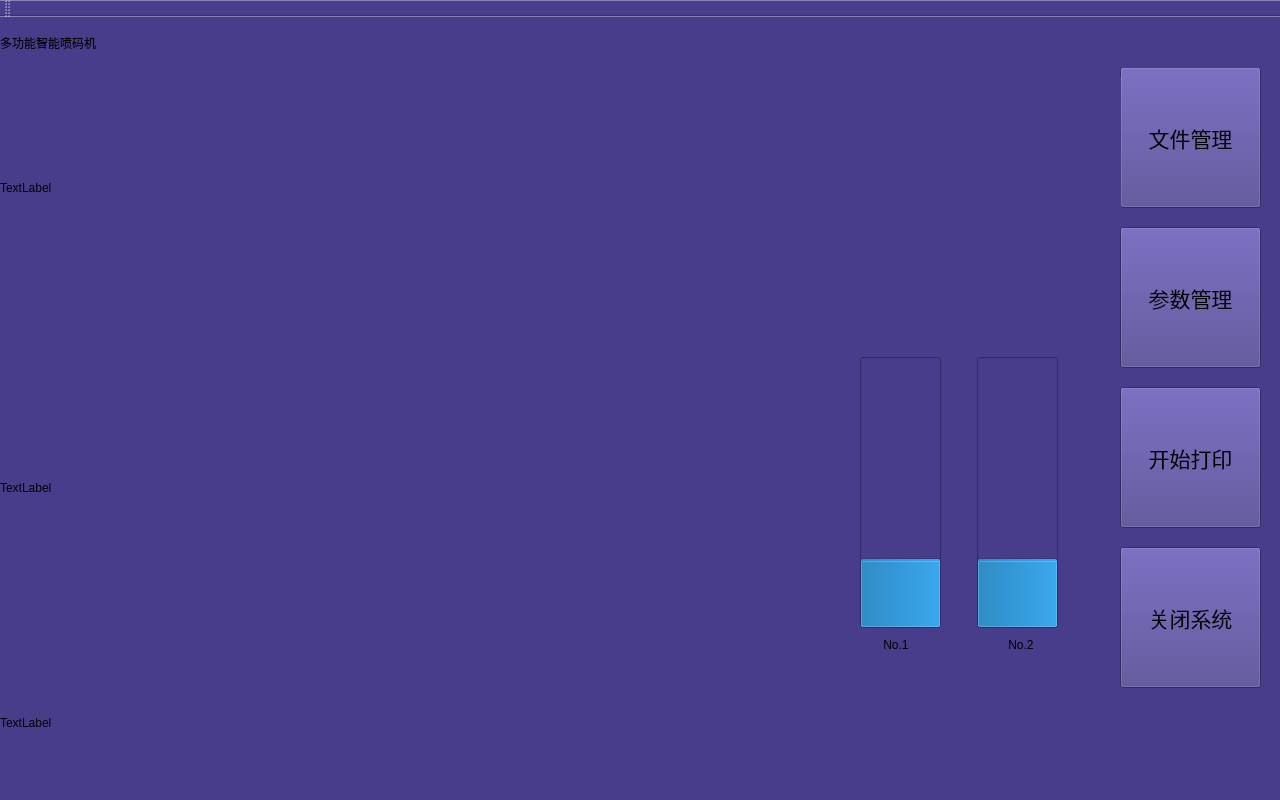
Qt form HighResolutionPrinter/mainwindow.ui (dxphmj/TwoCharPrinter) before a commit.
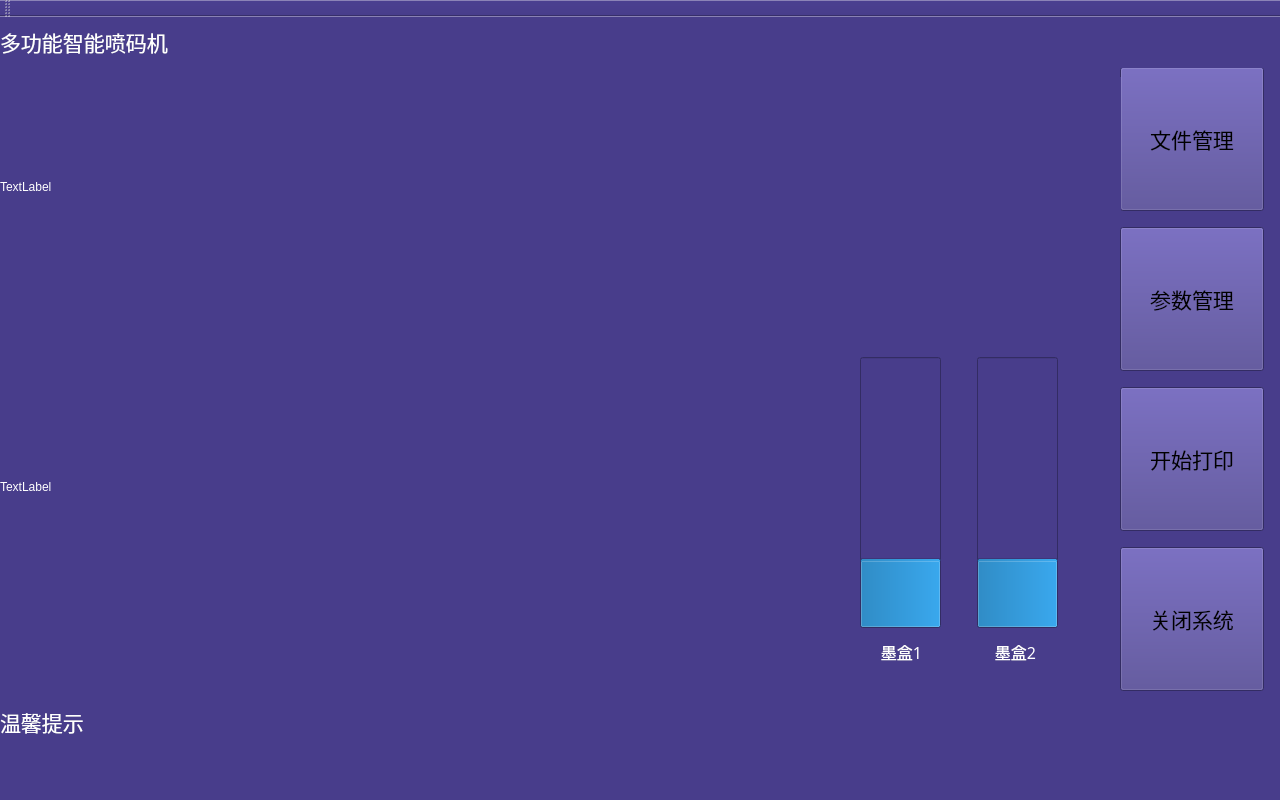
The same form after that commit. Icons and pictures are not drawn.

The edit to the form file:
```diff
--- a/HighResolutionPrinter/mainwindow.ui
+++ b/HighResolutionPrinter/mainwindow.ui
@@ -22,8 +22,8 @@
      <rect>
       <x>1120</x>
       <y>50</y>
-      <width>141</width>
-      <height>141</height>
+      <width>144</width>
+      <height>144</height>
      </rect>
     </property>
     <property name="font">
@@ -57,8 +57,14 @@
       <height>51</height>
      </rect>
     </property>
+    <property name="font">
+     <font>
+      <family>楷体</family>
+      <pointsize>16</pointsize>
+     </font>
+    </property>
     <property name="text">
-     <string>多功能智能喷码机</string>
+     <string>&lt;html&gt;&lt;head/&gt;&lt;body&gt;&lt;p&gt;&lt;span style=&quot; color:#ffffff;&quot;&gt;多功能智能喷码机&lt;/span&gt;&lt;/p&gt;&lt;/body&gt;&lt;/html&gt;</string>
     </property>
     <property name="textFormat">
      <enum>Qt::AutoText</enum>
@@ -80,7 +86,7 @@
      <enum>Qt::LeftToRight</enum>
     </property>
     <property name="text">
-     <string>TextLabel</string>
+     <string>&lt;html&gt;&lt;head/&gt;&lt;body&gt;&lt;p&gt;&lt;span style=&quot; color:#ffffff;&quot;&gt;TextLabel&lt;/span&gt;&lt;/p&gt;&lt;/body&gt;&lt;/html&gt;</string>
     </property>
    </widget>
    <widget class="QLabel" name="printParaLab">
@@ -93,7 +99,7 @@
      </rect>
     </property>
     <property name="text">
-     <string>TextLabel</string>
+     <string>&lt;html&gt;&lt;head/&gt;&lt;body&gt;&lt;p&gt;&lt;span style=&quot; color:#ffffff;&quot;&gt;TextLabel&lt;/span&gt;&lt;/p&gt;&lt;/body&gt;&lt;/html&gt;</string>
     </property>
     <property name="margin">
      <number>0</number>
@@ -104,8 +110,8 @@
      <rect>
       <x>1120</x>
       <y>210</y>
-      <width>141</width>
-      <height>141</height>
+      <width>144</width>
+      <height>144</height>
      </rect>
     </property>
     <property name="font">
@@ -126,8 +132,8 @@
      <rect>
       <x>1120</x>
       <y>370</y>
-      <width>141</width>
-      <height>141</height>
+      <width>144</width>
+      <height>144</height>
      </rect>
     </property>
     <property name="sizePolicy">
@@ -154,8 +160,8 @@
      <rect>
       <x>1120</x>
       <y>530</y>
-      <width>141</width>
-      <height>141</height>
+      <width>144</width>
+      <height>144</height>
      </rect>
     </property>
     <property name="font">
@@ -180,8 +186,14 @@
       <height>51</height>
      </rect>
     </property>
+    <property name="font">
+     <font>
+      <family>楷体</family>
+      <pointsize>16</pointsize>
+     </font>
+    </property>
     <property name="text">
-     <string>TextLabel</string>
+     <string>&lt;html&gt;&lt;head/&gt;&lt;body&gt;&lt;p&gt;&lt;span style=&quot; color:#ffffff;&quot;&gt;温馨提示&lt;/span&gt;&lt;/p&gt;&lt;/body&gt;&lt;/html&gt;</string>
     </property>
    </widget>
    <widget class="QProgressBar" name="print1Prog">
@@ -219,14 +231,20 @@
    <widget class="QLabel" name="No1Lab">
     <property name="geometry">
      <rect>
-      <x>860</x>
+      <x>861</x>
       <y>620</y>
-      <width>72</width>
-      <height>15</height>
+      <width>81</width>
+      <height>31</height>
      </rect>
     </property>
+    <property name="font">
+     <font>
+      <family>楷体</family>
+      <pointsize>12</pointsize>
+     </font>
+    </property>
     <property name="text">
-     <string>No.1</string>
+     <string>&lt;html&gt;&lt;head/&gt;&lt;body&gt;&lt;p&gt;&lt;span style=&quot; font-size:12pt; color:#ffffff;&quot;&gt;墨盒1&lt;/span&gt;&lt;/p&gt;&lt;/body&gt;&lt;/html&gt;</string>
     </property>
     <property name="alignment">
      <set>Qt::AlignCenter</set>
@@ -235,14 +253,20 @@
    <widget class="QLabel" name="No2Lab">
     <property name="geometry">
      <rect>
-      <x>985</x>
+      <x>975</x>
       <y>620</y>
-      <width>72</width>
-      <height>15</height>
+      <width>81</width>
+      <height>31</height>
      </rect>
     </property>
+    <property name="font">
+     <font>
+      <family>楷体</family>
+      <pointsize>12</pointsize>
+     </font>
+    </property>
     <property name="text">
-     <string>No.2</string>
+     <string>&lt;html&gt;&lt;head/&gt;&lt;body&gt;&lt;p&gt;&lt;span style=&quot; color:#ffffff;&quot;&gt;墨盒2&lt;/span&gt;&lt;/p&gt;&lt;/body&gt;&lt;/html&gt;</string>
     </property>
     <property name="alignment">
      <set>Qt::AlignCenter</set>
```
